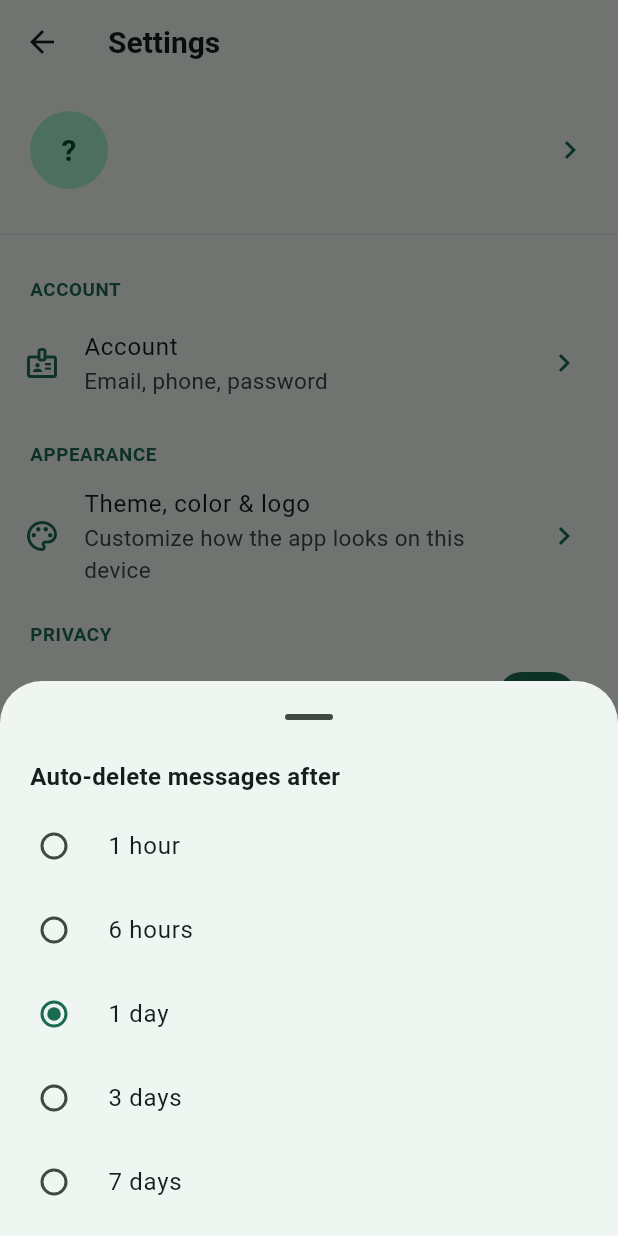
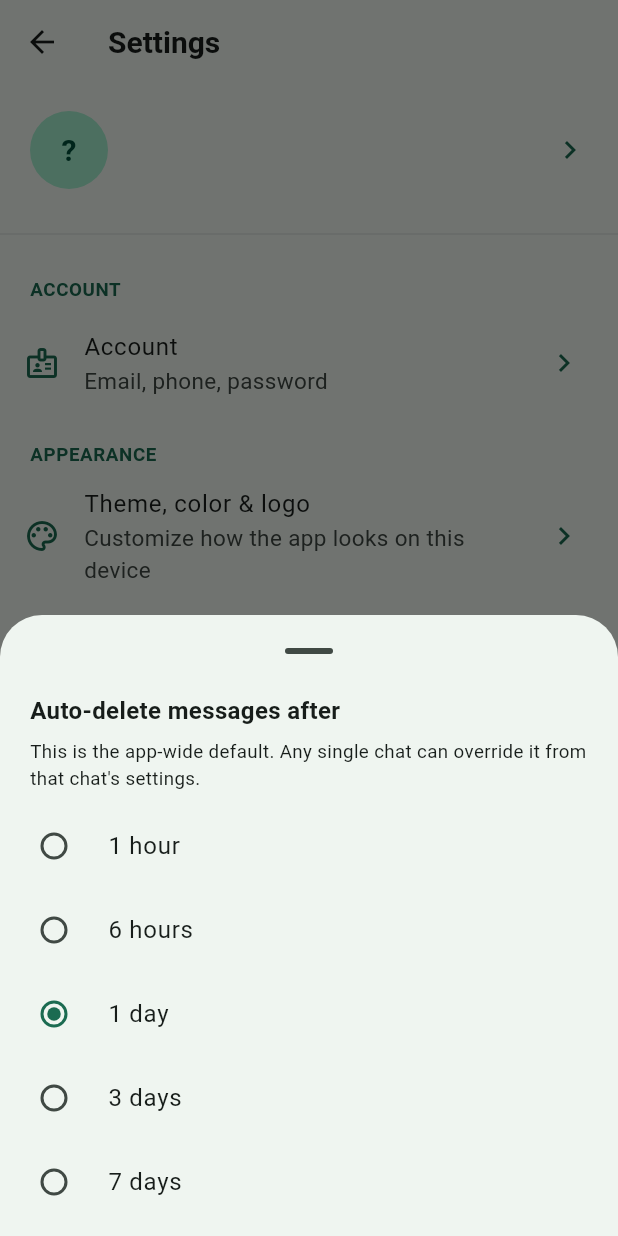
Before and after one commit to NIGHTWALKEROFC/NWisp-Chat---Your-conversations.-Your-privacy., a Flutter app: the SettingsScreen screen opened directly, after a tap on "Auto-delete messages", on a phone screen of 412 x 824 dp. Run offline on Flutter 3.47's test engine with Material 3 defaults, Android fonts, the light colour scheme and no system bars; our stand-ins replace cloud_firestore, firebase_auth, firebase_core, firebase_messaging, flutter_secure_storage, image_picker and 2 more; accounts and stored records are empty.

Commit message:
Update settings_screen.dart

```diff
--- a/mobile/lib/screens/settings/settings_screen.dart
+++ b/mobile/lib/screens/settings/settings_screen.dart
@@ -4,14 +4,17 @@ import '../../services/app_lock_service.dart';
 import '../../services/auth_service.dart';
 import '../../services/settings_service.dart';
 import '../../services/branding_service.dart';
+import '../../widgets/contact_developer_sheet.dart';
 import '../login_screen.dart';
 import '../security/pin_screen.dart';
 import 'edit_profile_screen.dart';
 import 'account_screen.dart';
 import 'appearance_screen.dart';
 import 'blocked_users_screen.dart';
+import 'help_center_screen.dart';
+import 'privacy_policy_screen.dart';
 
-const _ttlOptions = [1, 6, 24, 72, 168]; // hours: 1h, 6h, 1d, 3d, 7d
+const _ttlOptions = [1, 6, 24, 72, 168];
 
 class SettingsScreen extends StatefulWidget {
   const SettingsScreen({super.key});
@@ -72,8 +75,24 @@ class _SettingsScreenState extends State<SettingsScreen> {
       );
       if (result == true && mounted) setState(() => _appLockEnabled = true);
     } else {
+      final confirmed = await showDialog<bool>(
+        context: context,
+        builder: (dialogContext) => AlertDialog(
+          title: const Text('Turn off app lock?'),
+          content: const Text('Anyone with access to your unlocked phone will be able to open this app.'),
+          actions: [
+            TextButton(onPressed: () => Navigator.pop(dialogContext, false), child: const Text('Cancel')),
+            FilledButton(
+              style: FilledButton.styleFrom(backgroundColor: Theme.of(context).colorScheme.error),
+              onPressed: () => Navigator.pop(dialogContext, true),
+              child: const Text('Turn off'),
+            ),
+          ],
+        ),
+      );
+      if (confirmed != true) return;
       await AppLockService.disable();
-      setState(() => _appLockEnabled = false);
+      if (mounted) setState(() => _appLockEnabled = false);
     }
   }
 
@@ -90,6 +109,16 @@ class _SettingsScreenState extends State<SettingsScreen> {
               child: Align(
                 alignment: Alignment.centerLeft,
                 child: Text('Auto-delete messages after', style: TextStyle(fontWeight: FontWeight.w700, fontSize: 16)),
+              ),
+            ),
+            const Padding(
+              padding: EdgeInsets.fromLTRB(20, 0, 20, 8),
+              child: Align(
+                alignment: Alignment.centerLeft,
+                child: Text(
+                  "This is the app-wide default. Any single chat can override it from that chat's settings.",
+                  style: TextStyle(fontSize: 12.5),
+                ),
               ),
             ),
             for (final hours in _ttlOptions)
@@ -152,7 +181,6 @@ class _SettingsScreenState extends State<SettingsScreen> {
                   },
                 ),
                 const Divider(height: 24),
-
                 _SectionLabel('Account'),
                 ListTile(
                   leading: const Icon(Icons.badge_outlined),
@@ -164,7 +192,6 @@ class _SettingsScreenState extends State<SettingsScreen> {
                     MaterialPageRoute(builder: (_) => const AccountScreen()),
                   ),
                 ),
-
                 _SectionLabel('Appearance'),
                 ListTile(
                   leading: const Icon(Icons.palette_outlined),
@@ -176,7 +203,6 @@ class _SettingsScreenState extends State<SettingsScreen> {
                     MaterialPageRoute(builder: (_) => const AppearanceScreen()),
                   ),
                 ),
-
                 _SectionLabel('Privacy'),
                 SwitchListTile.adaptive(
                   secondary: const Icon(Icons.visibility_outlined),
@@ -205,7 +231,15 @@ class _SettingsScreenState extends State<SettingsScreen> {
                     MaterialPageRoute(builder: (_) => const BlockedUsersScreen()),
                   ),
                 ),
-
+                ListTile(
+                  leading: const Icon(Icons.privacy_tip_outlined),
+                  title: const Text('Privacy Policy'),
+                  trailing: const Icon(Icons.chevron_right),
+                  onTap: () => Navigator.push(
+                    context,
+                    MaterialPageRoute(builder: (_) => const PrivacyPolicyScreen()),
+                  ),
+                ),
                 _SectionLabel('Security'),
                 SwitchListTile.adaptive(
                   secondary: const Icon(Icons.pin_outlined),
@@ -217,7 +251,7 @@ class _SettingsScreenState extends State<SettingsScreen> {
                 ListTile(
                   leading: const Icon(Icons.timer_outlined),
                   title: const Text('Auto-delete messages'),
-                  subtitle: Text('After ${_ttlLabel(_ttlHours)}'),
+                  subtitle: Text('After ${_ttlLabel(_ttlHours)} (app-wide default)'),
                   trailing: const Icon(Icons.chevron_right),
                   onTap: _openTtlPicker,
                 ),
@@ -231,7 +265,22 @@ class _SettingsScreenState extends State<SettingsScreen> {
                     await SettingsService.setStayLoggedIn(v);
                   },
                 ),
-
+                _SectionLabel('Support'),
+                ListTile(
+                  leading: const Icon(Icons.help_outline),
+                  title: const Text('Help Centre'),
+                  subtitle: const Text('FAQ and how to contact the developer'),
+                  trailing: const Icon(Icons.chevron_right),
+                  onTap: () => Navigator.push(
+                    context,
+                    MaterialPageRoute(builder: (_) => const HelpCenterScreen()),
+                  ),
+                ),
+                ListTile(
+                  leading: const Icon(Icons.support_agent_outlined),
+                  title: const Text('Contact the developer'),
+                  onTap: () => showContactDeveloperSheet(context),
+                ),
                 const SizedBox(height: 8),
                 Padding(
                   padding: const EdgeInsets.symmetric(horizontal: 20, vertical: 12),
```
